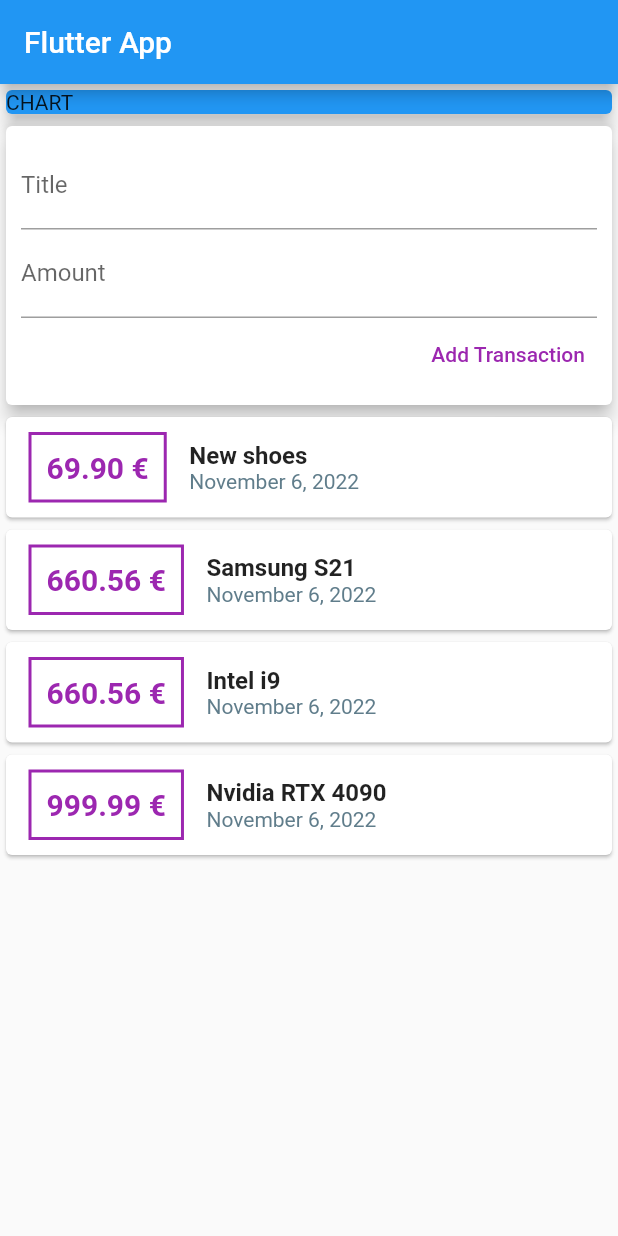
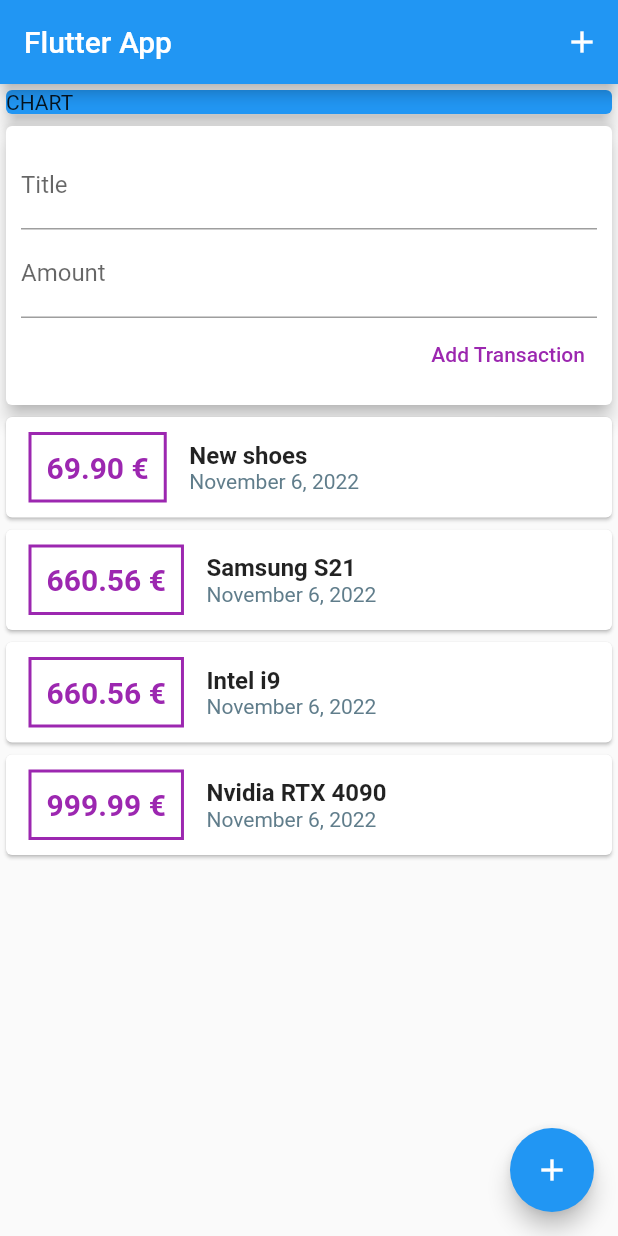
Before and after one commit to r0pe-12/personal_exspenses_app_old, a Flutter app: the screen it shows after launch, on a phone screen of 412 x 824 dp. Run offline on Flutter 3.47's test engine with Material 2 defaults, Android fonts, the phone set to English and light mode, and no system bars.

Commit message:
added buttons which will open up modal for creating new transaction

```diff
--- a/lib/main.dart
+++ b/lib/main.dart
@@ -30,6 +30,12 @@ class MyHomePage extends StatelessWidget {
     return Scaffold(
       appBar: AppBar(
         title: const Text('Flutter App'),
+        actions: <Widget>[
+          IconButton(
+            onPressed: () {},
+            icon: const Icon(Icons.add),
+          )
+        ],
       ),
       body: SingleChildScrollView(
         child: Column(
@@ -46,6 +52,11 @@ class MyHomePage extends StatelessWidget {
           ],
         ),
       ),
+      floatingActionButtonLocation: FloatingActionButtonLocation.endFloat,
+      floatingActionButton: FloatingActionButton(
+        onPressed: () {},
+        child: const Icon(Icons.add),
+      ),
     );
   }
 }
```
